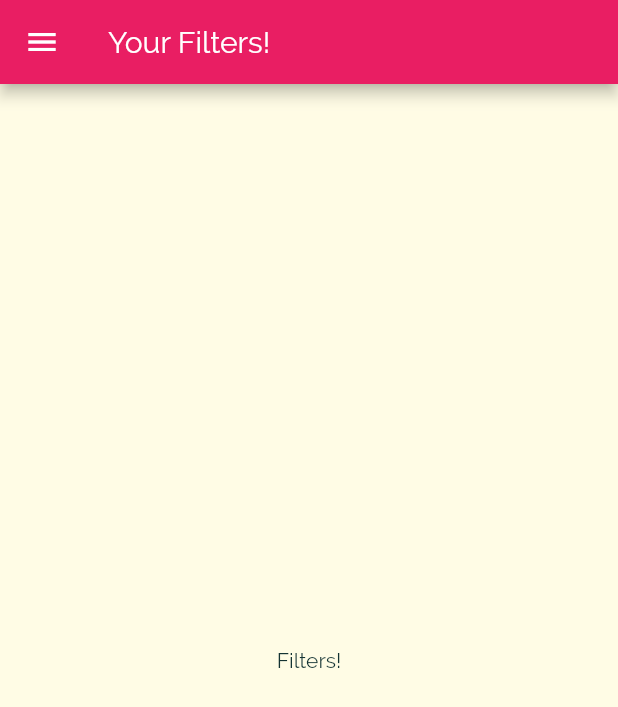
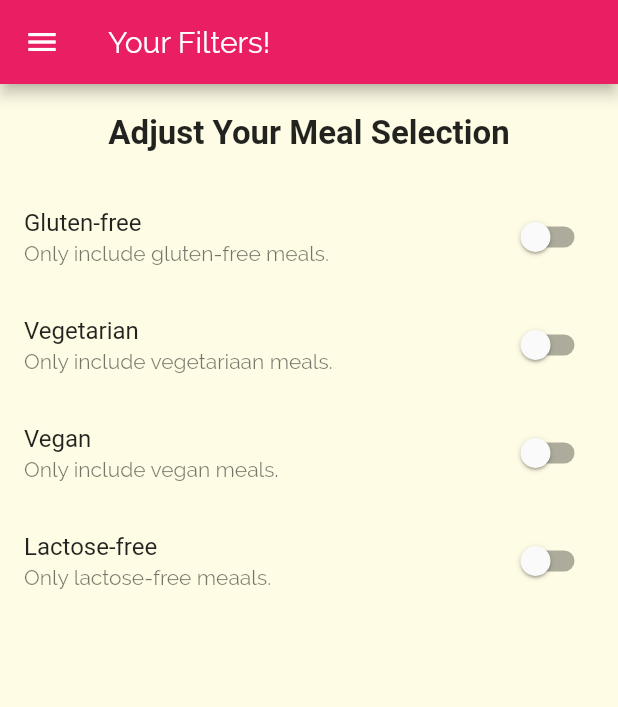
Before and after one commit to adamjweil/category_meals_screen, a Flutter app: the FiltersScreen screen opened by its route, on a phone screen of 412 x 824 dp. Shown: the top 707 px of the screen. Run offline on Flutter 3.47's test engine with Material 2 defaults, Android fonts, the phone set to English and light mode, and no system bars; Roboto replaces fonts that are missing (RobotoCondensed).

Commit message:
finished setting up filters

```diff
--- a/lib/screens/filters_screen.dart
+++ b/lib/screens/filters_screen.dart
@@ -1,8 +1,34 @@
 import 'package:flutter/material.dart';
 import '../widgets/main_drawer.dart';
 
-class FiltersScreen extends StatelessWidget {
+class FiltersScreen extends StatefulWidget {
   static const routeName = '/filter';
+
+  @override
+  _FiltersScreenState createState() => _FiltersScreenState();
+}
+
+class _FiltersScreenState extends State<FiltersScreen> {
+  bool _glutenFree = false;
+  bool _vegetarian = false;
+  bool _vegan = false;
+  bool _lactoseFree = false;
+
+  Widget _buildSwitchListTile(
+    String title,
+    String description,
+    bool currentValue,
+    Function updateValue,
+  ) {
+    return SwitchListTile(
+      title: Text(title),
+      value: currentValue,
+      subtitle: Text(
+        description,
+      ),
+      onChanged: updateValue,
+    );
+  }
 
   @override
   Widget build(BuildContext context) {
@@ -11,8 +37,70 @@ class FiltersScreen extends StatelessWidget {
         title: Text('Your Filters!'),
       ),
       drawer: MainDrawer(),
-      body: Center(
-        child: Text('Filters!'),
+      body: Column(
+        children: <Widget>[
+          Container(
+            padding: EdgeInsets.all(20),
+            child: Text(
+              'Adjust Your Meal Selection',
+              style: Theme.of(context).textTheme.title,
+            ),
+          ),
+          Expanded(
+            child: ListView(
+              children: <Widget>[
+                _buildSwitchListTile(
+                  'Gluten-free',
+                  'Only include gluten-free meals.',
+                  _glutenFree,
+                  (newValue) {
+                    setState(
+                      () {
+                        _glutenFree = newValue;
+                      },
+                    );
+                  },
+                ),
+                _buildSwitchListTile(
+                  'Vegetarian',
+                  'Only include vegetariaan meals.',
+                  _vegetarian,
+                  (newValue) {
+                    setState(
+                      () {
+                        _vegetarian = newValue;
+                      },
+                    );
+                  },
+                ),
+                _buildSwitchListTile(
+                  'Vegan',
+                  'Only include vegan meals.',
+                  _vegan,
+                  (newValue) {
+                    setState(
+                      () {
+                        _vegan = newValue;
+                      },
+                    );
+                  },
+                ),
+                _buildSwitchListTile(
+                  'Lactose-free',
+                  'Only lactose-free meaals.',
+                  _lactoseFree,
+                  (newValue) {
+                    setState(
+                      () {
+                        _lactoseFree = newValue;
+                      },
+                    );
+                  },
+                ),
+              ],
+            ),
+          ),
+        ],
       ),
     );
   }
```
Also changed, not shown: 1 other file.
